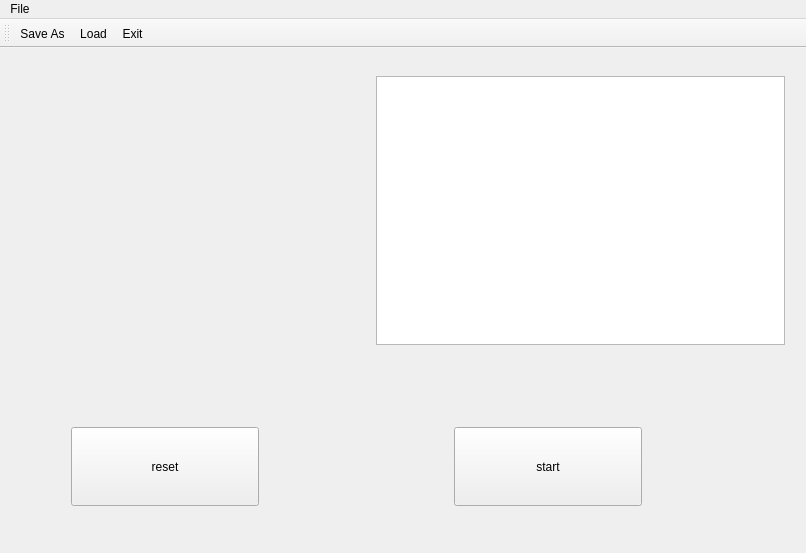
This is mainwindow.ui in mwiesenberger/convection as Qt 5 draws it before an edit. The edited form follows.
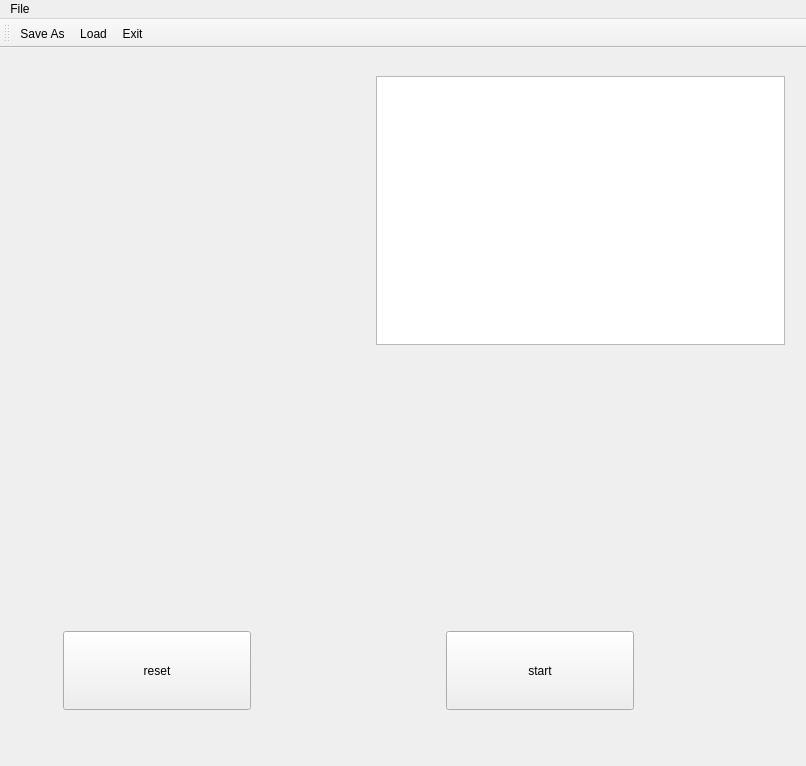
This is the edited form.

```diff
--- a/mainwindow.ui
+++ b/mainwindow.ui
@@ -7,38 +7,13 @@
     <x>0</x>
     <y>0</y>
     <width>806</width>
-    <height>553</height>
+    <height>766</height>
    </rect>
   </property>
   <property name="windowTitle">
    <string>MainWindow</string>
   </property>
   <widget class="QWidget" name="centralWidget">
-   <widget class="QLabel" name="webcam">
-    <property name="geometry">
-     <rect>
-      <x>24</x>
-      <y>32</y>
-      <width>320</width>
-      <height>240</height>
-     </rect>
-    </property>
-    <property name="sizePolicy">
-     <sizepolicy hsizetype="Preferred" vsizetype="Preferred">
-      <horstretch>2</horstretch>
-      <verstretch>2</verstretch>
-     </sizepolicy>
-    </property>
-    <property name="autoFillBackground">
-     <bool>true</bool>
-    </property>
-    <property name="text">
-     <string/>
-    </property>
-    <property name="textInteractionFlags">
-     <set>Qt::NoTextInteraction</set>
-    </property>
-   </widget>
    <widget class="QTextEdit" name="textField">
     <property name="geometry">
      <rect>
@@ -49,11 +24,11 @@
      </rect>
     </property>
    </widget>
-   <widget class="QWidget" name="">
+   <widget class="QWidget" name="layoutWidget">
     <property name="geometry">
      <rect>
-      <x>60</x>
-      <y>368</y>
+      <x>52</x>
+      <y>572</y>
       <width>593</width>
       <height>101</height>
      </rect>
@@ -106,6 +81,85 @@
      </item>
     </layout>
    </widget>
+   <widget class="QWidget" name="layoutWidget">
+    <property name="geometry">
+     <rect>
+      <x>24</x>
+      <y>32</y>
+      <width>345</width>
+      <height>493</height>
+     </rect>
+    </property>
+    <layout class="QVBoxLayout" name="verticalLayout">
+     <item>
+      <widget class="QLabel" name="webcam">
+       <property name="sizePolicy">
+        <sizepolicy hsizetype="Preferred" vsizetype="Preferred">
+         <horstretch>2</horstretch>
+         <verstretch>2</verstretch>
+        </sizepolicy>
+       </property>
+       <property name="autoFillBackground">
+        <bool>true</bool>
+       </property>
+       <property name="text">
+        <string/>
+       </property>
+       <property name="textInteractionFlags">
+        <set>Qt::NoTextInteraction</set>
+       </property>
+      </widget>
+     </item>
+     <item>
+      <widget class="QLabel" name="webcam_2">
+       <property name="sizePolicy">
+        <sizepolicy hsizetype="Preferred" vsizetype="Preferred">
+         <horstretch>2</horstretch>
+         <verstretch>2</verstretch>
+        </sizepolicy>
+       </property>
+       <property name="autoFillBackground">
+        <bool>true</bool>
+       </property>
+       <property name="text">
+        <string/>
+       </property>
+       <property name="textInteractionFlags">
+        <set>Qt::NoTextInteraction</set>
+       </property>
+      </widget>
+     </item>
+    </layout>
+   </widget>
+   <widget class="QLabel" name="webcam_3">
+    <property name="geometry">
+     <rect>
+      <x>400</x>
+      <y>316</y>
+      <width>343</width>
+      <height>242</height>
+     </rect>
+    </property>
+    <property name="sizePolicy">
+     <sizepolicy hsizetype="Preferred" vsizetype="Preferred">
+      <horstretch>2</horstretch>
+      <verstretch>2</verstretch>
+     </sizepolicy>
+    </property>
+    <property name="autoFillBackground">
+     <bool>true</bool>
+    </property>
+    <property name="text">
+     <string/>
+    </property>
+    <property name="textInteractionFlags">
+     <set>Qt::NoTextInteraction</set>
+    </property>
+   </widget>
+   <zorder>layoutWidget</zorder>
+   <zorder>layoutWidget</zorder>
+   <zorder>textField</zorder>
+   <zorder>webcam_3</zorder>
   </widget>
   <widget class="QMenuBar" name="menuBar">
    <property name="geometry">
```
